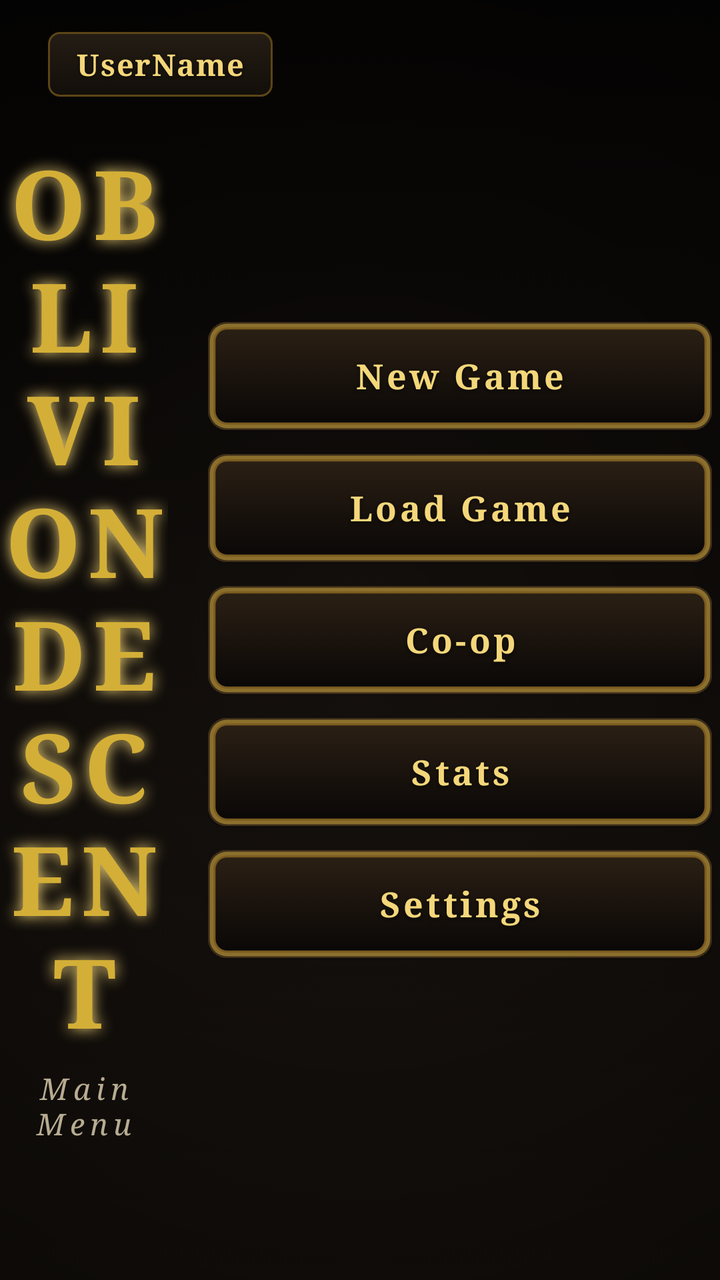
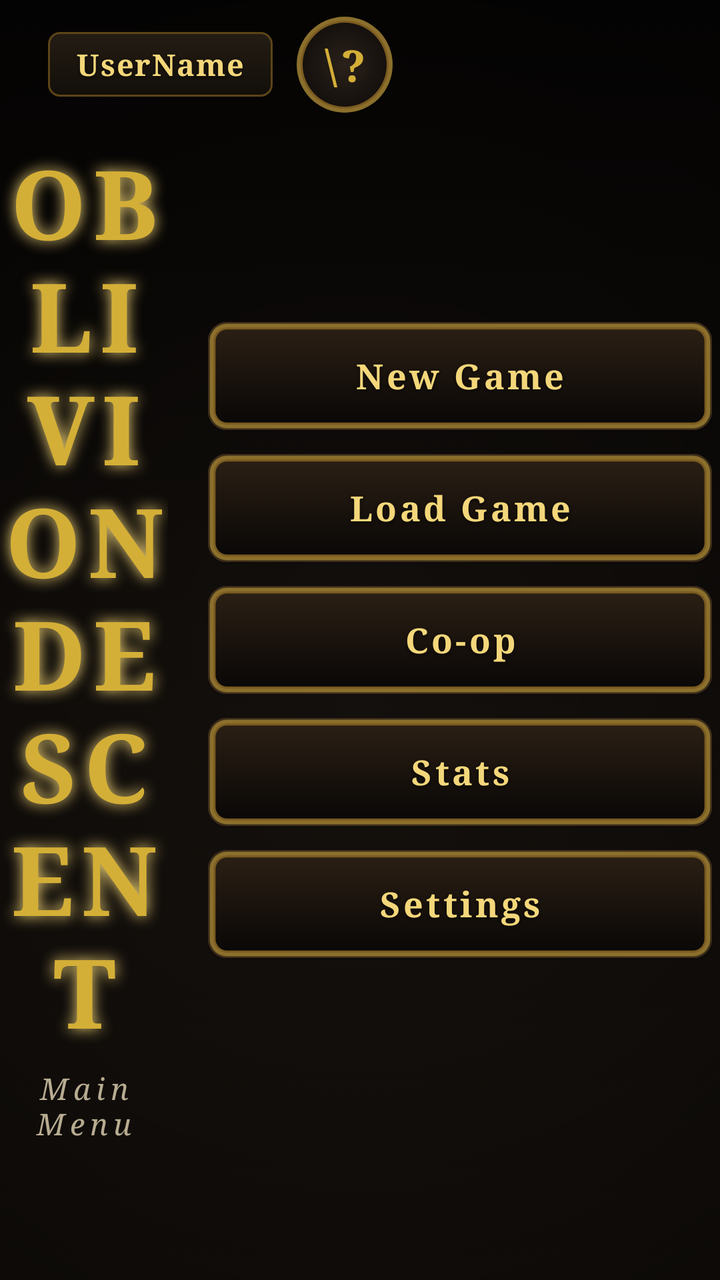

Screens rendered from an Android XML layout before and after an edit, with the pre-edit source and the edit as a unified diff.
<!-- AndroidManifest.xml: activity theme Theme.MaterialComponents.DayNight.NoActionBar -->
<!-- res/layout/activity_menu.xml -->
<?xml version="1.0" encoding="utf-8"?>
<androidx.constraintlayout.widget.ConstraintLayout
    xmlns:android="http://schemas.android.com/apk/res/android"
    xmlns:app="http://schemas.android.com/apk/res-auto"
    xmlns:tools="http://schemas.android.com/tools"
    android:id="@+id/mainMenuLayout"
    android:layout_width="match_parent"
    android:layout_height="match_parent"
    android:background="@drawable/game_background">

    <View
        android:id="@+id/vignetteOverlay"
        android:layout_width="match_parent"
        android:layout_height="match_parent"
        android:background="@drawable/vignette_overlay"
        android:alpha="0.94"
        android:animation="@anim/slow_pulse" />

    <TextView
        android:id="@+id/tvUsername"
        android:layout_width="wrap_content"
        android:layout_height="wrap_content"
        android:text="UserName"
        android:textColor="@color/gold_glow"
        android:textSize="15sp"
        android:textStyle="bold"
        android:fontFamily="serif"
        android:letterSpacing="0.04"
        app:layout_constraintTop_toTopOf="parent"
        app:layout_constraintStart_toStartOf="parent"
        android:layout_marginTop="16dp"
        android:layout_marginStart="24dp"
        android:paddingStart="14dp"
        android:paddingEnd="14dp"
        android:paddingTop="6dp"
        android:paddingBottom="6dp"
        android:background="@drawable/hud_panel"
        android:shadowColor="@color/ink_shadow"
        android:shadowDx="0"
        android:shadowDy="1"
        android:shadowRadius="3" />

    <TextView
        android:id="@+id/GameTitleFront"
        android:layout_width="0dp"
        android:layout_height="wrap_content"
        android:text="Oblivion Descent"
        android:textAllCaps="true"
        android:textSize="48sp"
        android:textStyle="bold"
        android:fontFamily="serif"
        android:textColor="@color/gold_bright"
        android:gravity="center"
        android:letterSpacing="0.08"
        android:shadowColor="@color/gold_glow"
        android:shadowDx="0"
        android:shadowDy="0"
        android:shadowRadius="18"
        android:animation="@anim/glow_pulse"
        app:layout_constraintTop_toTopOf="parent"
        app:layout_constraintBottom_toTopOf="@+id/MainMenu"
        app:layout_constraintStart_toStartOf="parent"
        app:layout_constraintEnd_toStartOf="@+id/btn_new_game"
        app:layout_constraintVertical_chainStyle="packed"
        android:layout_marginEnd="16dp"
        tools:ignore="HardcodedText" />

    <TextView
        android:id="@+id/MainMenu"
        android:layout_width="0dp"
        android:layout_height="wrap_content"
        android:text="Main Menu"
        android:textSize="15sp"
        android:textStyle="italic"
        android:fontFamily="serif"
        android:textColor="@color/bone_dim"
        android:gravity="center"
        android:letterSpacing="0.18"
        android:animation="@anim/fade_in_delayed"
        app:layout_constraintTop_toBottomOf="@id/GameTitleFront"
        app:layout_constraintBottom_toBottomOf="parent"
        app:layout_constraintStart_toStartOf="@+id/GameTitleFront"
        app:layout_constraintEnd_toEndOf="@+id/GameTitleFront"
        android:layout_marginTop="6dp"
        tools:ignore="HardcodedText" />

    <com.google.android.material.button.MaterialButton
        android:id="@+id/btn_new_game"
        android:layout_width="260dp"
        android:layout_height="56dp"
        android:text="New Game"
        android:textAllCaps="false"
        android:textColor="@color/gold_glow"
        android:textSize="18sp"
        android:textStyle="bold"
        android:fontFamily="serif"
        android:letterSpacing="0.08"
        android:shadowColor="@color/ink_shadow"
        android:shadowDx="0"
        android:shadowDy="2"
        android:shadowRadius="4"
        app:backgroundTint="@null"
        android:background="@drawable/btn_login"
        android:stateListAnimator="@animator/button_elevation_anim"
        android:translationZ="6dp"
        app:layout_constraintVertical_chainStyle="packed"
        app:layout_constraintTop_toTopOf="parent"
        app:layout_constraintBottom_toTopOf="@+id/btn_load_game"
        app:layout_constraintEnd_toEndOf="parent"
        app:layout_constraintStart_toEndOf="@+id/GameTitleFront"
        android:layout_marginBottom="10dp"
        tools:ignore="HardcodedText" />

    <com.google.android.material.button.MaterialButton
        android:id="@+id/btn_load_game"
        android:layout_width="260dp"
        android:layout_height="56dp"
        android:text="Load Game"
        android:textAllCaps="false"
        android:textColor="@color/gold_glow"
        android:textSize="18sp"
        android:textStyle="bold"
        android:fontFamily="serif"
        android:letterSpacing="0.08"
        android:shadowColor="@color/ink_shadow"
        android:shadowDx="0"
        android:shadowDy="2"
        android:shadowRadius="4"
        app:backgroundTint="@null"
        android:background="@drawable/btn_login"
        android:stateListAnimator="@animator/button_elevation_anim"
        android:translationZ="6dp"
        app:layout_constraintTop_toBottomOf="@+id/btn_new_game"
        app:layout_constraintBottom_toTopOf="@+id/btn_coop"
        app:layout_constraintStart_toStartOf="@+id/btn_new_game"
        app:layout_constraintEnd_toEndOf="@+id/btn_new_game"
        android:layout_marginBottom="10dp"
        tools:ignore="HardcodedText" />

    <com.google.android.material.button.MaterialButton
        android:id="@+id/btn_coop"
        android:layout_width="260dp"
        android:layout_height="56dp"
        android:text="Co-op"
        android:textAllCaps="false"
        android:textColor="@color/gold_glow"
        android:textSize="18sp"
        android:textStyle="bold"
        android:fontFamily="serif"
        android:letterSpacing="0.08"
        android:shadowColor="@color/ink_shadow"
        android:shadowDx="0"
        android:shadowDy="2"
        android:shadowRadius="4"
        app:backgroundTint="@null"
        android:background="@drawable/btn_login"
        android:stateListAnimator="@animator/button_elevation_anim"
        android:translationZ="6dp"
        app:layout_constraintTop_toBottomOf="@+id/btn_load_game"
        app:layout_constraintBottom_toTopOf="@+id/btn_stats"
        app:layout_constraintStart_toStartOf="@+id/btn_new_game"
        app:layout_constraintEnd_toEndOf="@+id/btn_new_game"
        android:layout_marginBottom="10dp"
        tools:ignore="HardcodedText" />

    <com.google.android.material.button.MaterialButton
        android:id="@+id/btn_stats"
        android:layout_width="260dp"
        android:layout_height="56dp"
        android:text="Stats"
        android:textAllCaps="false"
        android:textColor="@color/gold_glow"
        android:textSize="18sp"
        android:textStyle="bold"
        android:fontFamily="serif"
        android:letterSpacing="0.08"
        android:shadowColor="@color/ink_shadow"
        android:shadowDx="0"
        android:shadowDy="2"
        android:shadowRadius="4"
        app:backgroundTint="@null"
        android:background="@drawable/btn_login"
        android:stateListAnimator="@animator/button_elevation_anim"
        android:translationZ="6dp"
        app:layout_constraintTop_toBottomOf="@+id/btn_coop"
        app:layout_constraintBottom_toTopOf="@+id/btn_settings"
        app:layout_constraintStart_toStartOf="@+id/btn_new_game"
        app:layout_constraintEnd_toEndOf="@+id/btn_new_game"
        android:layout_marginBottom="10dp"
        tools:ignore="HardcodedText" />

    <com.google.android.material.button.MaterialButton
        android:id="@+id/btn_settings"
        android:layout_width="260dp"
        android:layout_height="56dp"
        android:text="Settings"
        android:textAllCaps="false"
        android:textColor="@color/gold_glow"
        android:textSize="18sp"
        android:textStyle="bold"
        android:fontFamily="serif"
        android:letterSpacing="0.08"
        android:shadowColor="@color/ink_shadow"
        android:shadowDx="0"
        android:shadowDy="2"
        android:shadowRadius="4"
        app:backgroundTint="@null"
        android:background="@drawable/btn_login"
        android:stateListAnimator="@animator/button_elevation_anim"
        android:translationZ="6dp"
        app:layout_constraintTop_toBottomOf="@+id/btn_stats"
        app:layout_constraintBottom_toBottomOf="parent"
        app:layout_constraintStart_toStartOf="@+id/btn_new_game"
        app:layout_constraintEnd_toEndOf="@+id/btn_new_game"
        tools:ignore="HardcodedText" />

</androidx.constraintlayout.widget.ConstraintLayout>
<!-- resources referenced by this layout -->
<resources>
  <color name="bone_dim">#B8AC91</color>
  <color name="gold_bright">#D4AF37</color>
  <color name="gold_glow">#F4D77A</color>
  <color name="ink_shadow">#0A0807</color>
  <!-- drawable btn_login: vector/xml drawable (drawable, 3325 chars, omitted) -->
  <!-- drawable game_background (drawable) -->
  <?xml version="1.0" encoding="utf-8"?>
  <selector xmlns:android="http://schemas.android.com/apk/res/android">
      <item>
          <shape>
              <gradient
                  android:type="linear"
                  android:angle="270"
                  android:startColor="@color/bg_deepest"
                  android:centerColor="@color/bg_base"
                  android:endColor="@color/bg_surface"/>
          </shape>
      </item>
  </selector>
  <!-- drawable hud_panel (drawable) -->
  <?xml version="1.0" encoding="utf-8"?>
  <layer-list xmlns:android="http://schemas.android.com/apk/res/android">
  
      <item>
          <shape android:shape="rectangle">
              <solid android:color="@color/border_gold_inner"/>
              <corners android:radius="6dp"/>
          </shape>
      </item>
  
      <item android:left="1dp" android:top="1dp" android:right="1dp" android:bottom="1dp">
          <shape android:shape="rectangle">
              <gradient
                  android:type="linear"
                  android:angle="270"
                  android:startColor="#E61E1813"
                  android:endColor="#E60A0807"/>
              <corners android:radius="5dp"/>
          </shape>
      </item>
  
  </layer-list>
  <!-- drawable vignette_overlay (drawable) -->
  <?xml version="1.0" encoding="utf-8"?>
  <shape xmlns:android="http://schemas.android.com/apk/res/android">
      <gradient
          android:type="radial"
          android:gradientRadius="640dp"
          android:startColor="#00000000"
          android:centerColor="#88000000"
          android:endColor="#FF000000"
          android:centerX="0.5"
          android:centerY="0.5"/>
  </shape>
  <color name="bg_deepest">#0A0807</color>
  <color name="bg_base">#14100D</color>
  <color name="bg_surface">#1E1813</color>
  <color name="border_gold_inner">#5C4517</color>
</resources>

<!-- the commit's change to res/layout/activity_menu.xml (unified diff, before → after) -->
@@ -40,6 +40,32 @@
         android:shadowDy="1"
         android:shadowRadius="3" />
 
+    <com.google.android.material.button.MaterialButton
+        android:id="@+id/btn_tutorial"
+        android:layout_width="48dp"
+        android:layout_height="48dp"
+        android:layout_marginStart="12dp"
+        android:contentDescription="How to play"
+        android:text="\?"
+        android:textSize="22sp"
+        android:textStyle="bold"
+        android:fontFamily="serif"
+        android:textColor="@color/gold_bright"
+        android:padding="0dp"
+        android:minWidth="0dp"
+        android:minHeight="0dp"
+        android:insetLeft="0dp"
+        android:insetTop="0dp"
+        android:insetRight="0dp"
+        android:insetBottom="0dp"
+        app:backgroundTint="@null"
+        android:background="@drawable/icon_btn_circle"
+        app:strokeWidth="0dp"
+        app:layout_constraintStart_toEndOf="@id/tvUsername"
+        app:layout_constraintTop_toTopOf="@id/tvUsername"
+        app:layout_constraintBottom_toBottomOf="@id/tvUsername"
+        tools:ignore="HardcodedText" />
+
     <TextView
         android:id="@+id/GameTitleFront"
         android:layout_width="0dp"
<!-- resource entries referenced after the edit -->
@@ -42,6 +42,42 @@
       </item>
   
   </layer-list>
+  <!-- drawable icon_btn_circle (drawable) -->
+  <?xml version="1.0" encoding="utf-8"?>
+  <ripple xmlns:android="http://schemas.android.com/apk/res/android"
+      android:color="@color/gold_translucent_strong">
+  
+      <item android:id="@android:id/mask">
+          <shape android:shape="oval">
+              <solid android:color="@color/gold_bright"/>
+          </shape>
+      </item>
+  
+      <item>
+          <layer-list>
+              <item>
+                  <shape android:shape="oval">
+                      <solid android:color="@color/border_gold"/>
+                  </shape>
+              </item>
+              <item android:left="2dp" android:top="2dp" android:right="2dp" android:bottom="2dp">
+                  <shape android:shape="oval">
+                      <solid android:color="@color/gold_deep"/>
+                  </shape>
+              </item>
+              <item android:left="3dp" android:top="3dp" android:right="3dp" android:bottom="3dp">
+                  <shape android:shape="oval">
+                      <gradient
+                          android:type="radial"
+                          android:gradientRadius="32dp"
+                          android:startColor="@color/bg_surface_alt"
+                          android:endColor="@color/bg_deepest"/>
+                  </shape>
+              </item>
+          </layer-list>
+      </item>
+  
+  </ripple>
   <!-- drawable vignette_overlay (drawable) -->
   <?xml version="1.0" encoding="utf-8"?>
   <shape xmlns:android="http://schemas.android.com/apk/res/android">
@@ -58,5 +94,9 @@
   <color name="bg_base">#14100D</color>
   <color name="bg_surface">#1E1813</color>
   <color name="border_gold_inner">#5C4517</color>
+  <color name="gold_translucent_strong">#66D4AF37</color>
+  <color name="border_gold">#8B6F2C</color>
+  <color name="gold_deep">#7A5A1F</color>
+  <color name="bg_surface_alt">#2A211A</color>
 </resources>
 
